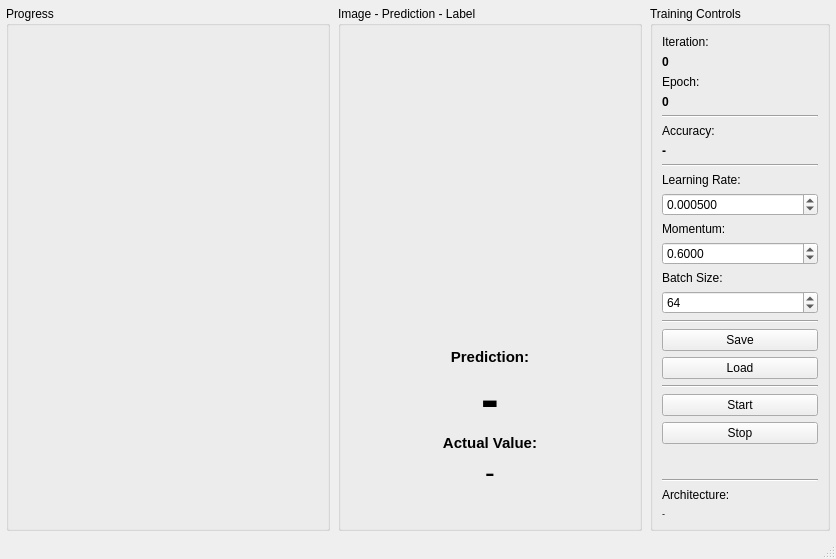
The window that src/mainwindow.ui (M4RKUS28/MNIST-Machine-Learning-Tests) describes before a commit, drawn with Qt 5.
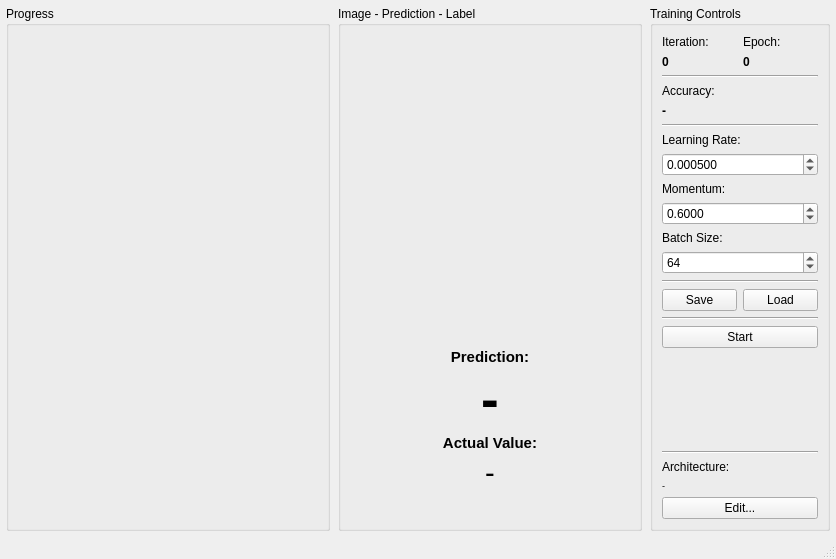
The same window after the commit.

Commit message: improve UI + add architecture selector

```diff
--- a/src/mainwindow.ui
+++ b/src/mainwindow.ui
@@ -215,6 +215,10 @@
       </property>
       <layout class="QVBoxLayout" name="controlsLayout">
        <item>
+        <layout class="QHBoxLayout" name="iterEpochLayout">
+         <item>
+          <layout class="QVBoxLayout" name="iterLayout">
+           <item>
         <widget class="QLabel" name="labelIterationHeader">
          <property name="text">
           <string>Iteration:</string>
@@ -236,6 +240,10 @@
          </property>
         </widget>
        </item>
+          </layout>
+         </item>
+         <item>
+          <layout class="QVBoxLayout" name="epochLayout">
        <item>
         <widget class="QLabel" name="labelEpochHeader">
          <property name="text">
@@ -257,6 +265,10 @@
           <string>0</string>
          </property>
         </widget>
+           </item>
+          </layout>
+         </item>
+        </layout>
        </item>
        <item>
         <widget class="Line" name="line1">
@@ -374,6 +386,8 @@
         </widget>
        </item>
        <item>
+        <layout class="QHBoxLayout" name="saveLoadLayout">
+         <item>
         <widget class="QPushButton" name="pushButton_save">
          <property name="toolTip">
           <string>Save network weights to mynet.csv</string>
@@ -393,6 +407,8 @@
          </property>
         </widget>
        </item>
+        </layout>
+       </item>
        <item>
         <widget class="Line" name="line4">
          <property name="orientation">
@@ -410,16 +426,6 @@
          </property>
         </widget>
        </item>
-       <item>
-        <widget class="QPushButton" name="pushButton_stop">
-         <property name="toolTip">
-          <string>Stop training after current iteration</string>
-         </property>
-         <property name="text">
-          <string>Stop</string>
-         </property>
-        </widget>
-       </item>
        <item>
         <spacer name="controlsBottomSpacer">
          <property name="orientation">
@@ -465,6 +471,19 @@
          </property>
         </widget>
        </item>
+       <item>
+        <widget class="QPushButton" name="pushButtonEditArch">
+         <property name="enabled">
+          <bool>true</bool>
+         </property>
+         <property name="toolTip">
+          <string>Edit network layer architecture</string>
+         </property>
+         <property name="text">
+          <string>Edit...</string>
+         </property>
+        </widget>
+       </item>
       </layout>
      </widget>
     </item>
```
Left out of the diff: 4 changed lines with no effect on the pictures. Lines whose indentation alone changed are shown as unchanged. The commit also changes 7 other files.
